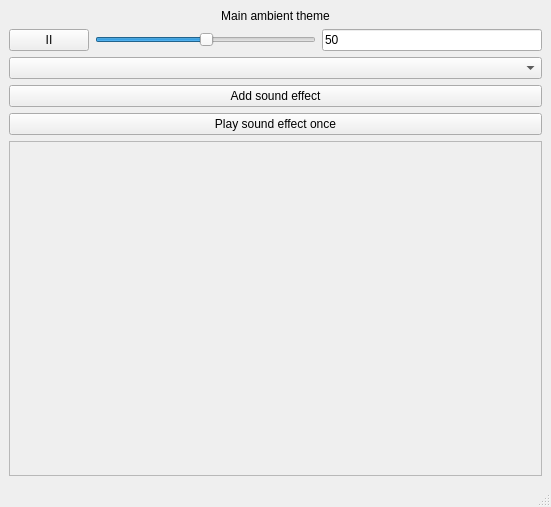
The window that AmbientPlayer/mainwindow.ui (TimurAztec/NG_2024_AmbientPlayer) describes before a commit, drawn with Qt 5.
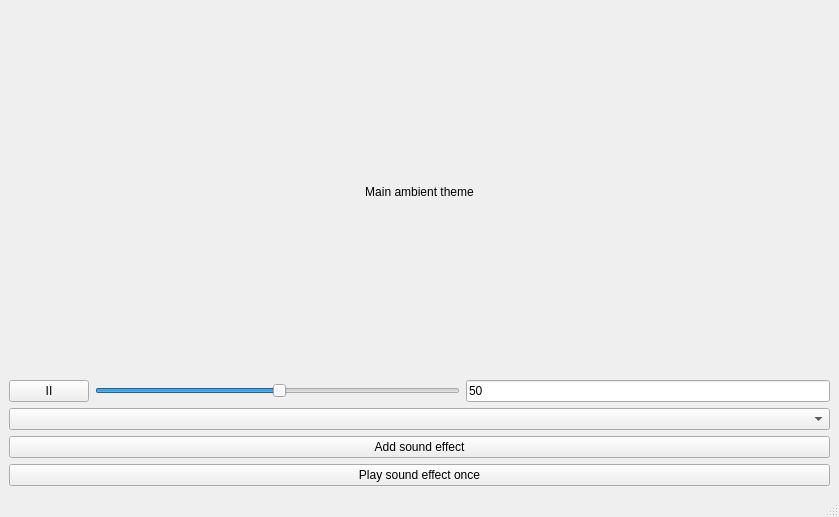
The same window after the commit.

Commit message: Added scroll with search

The edit to the form file:
```diff
--- a/AmbientPlayer/mainwindow.ui
+++ b/AmbientPlayer/mainwindow.ui
@@ -6,8 +6,8 @@
    <rect>
     <x>0</x>
     <y>0</y>
-    <width>551</width>
-    <height>507</height>
+    <width>839</width>
+    <height>517</height>
    </rect>
   </property>
   <property name="windowTitle">
@@ -83,21 +83,7 @@
      </layout>
     </item>
     <item>
-     <widget class="QScrollArea" name="scrollArea">
-      <property name="widgetResizable">
-       <bool>true</bool>
-      </property>
-      <widget class="QWidget" name="scrollAreaWidgetContents">
-       <property name="geometry">
-        <rect>
-         <x>0</x>
-         <y>0</y>
-         <width>531</width>
-         <height>294</height>
-        </rect>
-       </property>
-      </widget>
-     </widget>
+     <layout class="QHBoxLayout" name="horizontalLayout_2"/>
     </item>
    </layout>
   </widget>
```
Left out of the diff: 2 changed lines with no effect on the pictures. The commit also changes 17 other files.
